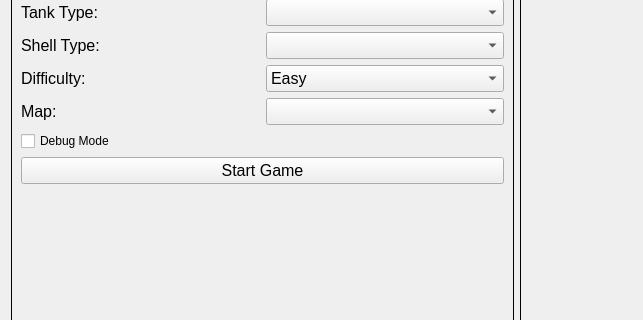
Before: the Qt Designer form ui/welcome_screen.ui in kpdudek/TankGame, drawn with Qt 5; both pictures show x 0 to 643 and y 166 to 486 of the 1034 by 734 pixel window.
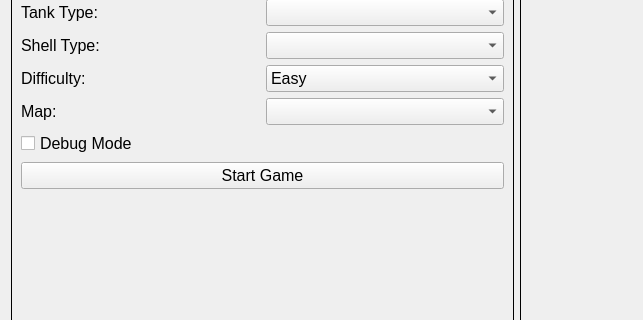
After: the same form once the commit is applied.

```diff
--- a/ui/welcome_screen.ui
+++ b/ui/welcome_screen.ui
@@ -212,6 +212,11 @@
       </item>
       <item row="7" column="0" colspan="2">
        <widget class="QCheckBox" name="debug_mode_checkbox">
+        <property name="font">
+         <font>
+          <pointsize>12</pointsize>
+         </font>
+        </property>
         <property name="text">
          <string>Debug Mode</string>
         </property>
```
